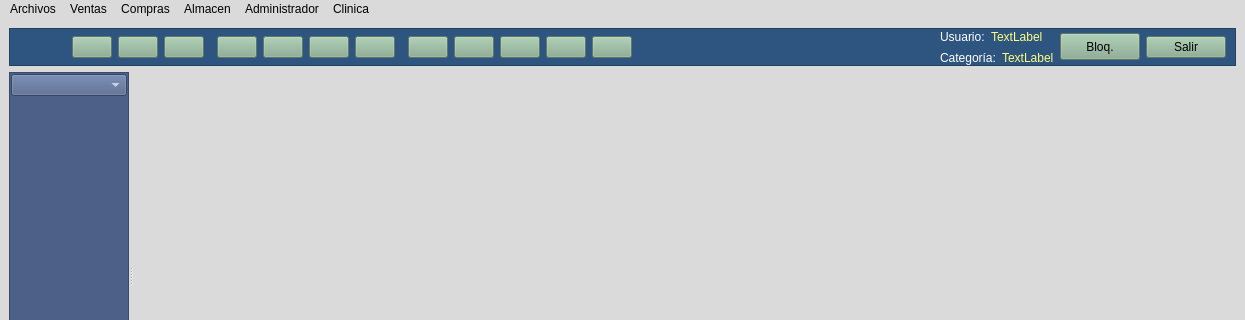
arcnexus/RedFoX, file mainwindow.ui: the form before one commit; both pictures show x 0 to 1245 and y 0 to 320 of the 1245 by 487 pixel window.
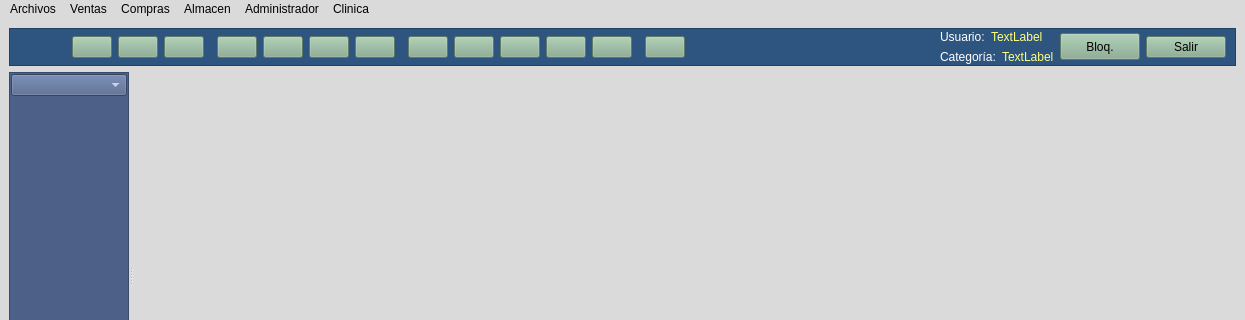
The form after the commit. Icons and pictures are not drawn.

```diff
--- a/mainwindow.ui
+++ b/mainwindow.ui
@@ -49,8 +49,8 @@
    <set>QMainWindow::AllowTabbedDocks|QMainWindow::ForceTabbedDocks</set>
   </property>
   <widget class="QWidget" name="centralwidget">
-   <layout class="QVBoxLayout" name="verticalLayout_2">
-    <item>
+   <layout class="QGridLayout" name="gridLayout">
+    <item row="0" column="0">
      <widget class="QFrame" name="frameusuario">
       <property name="minimumSize">
        <size>
@@ -165,81 +165,13 @@
       <property name="frameShadow">
        <enum>QFrame::Plain</enum>
       </property>
-      <layout class="QGridLayout" name="gridLayout">
+      <layout class="QGridLayout" name="gridLayout_2">
        <property name="topMargin">
-        <number>0</number>
+        <number>1</number>
        </property>
        <property name="bottomMargin">
-        <number>0</number>
+        <number>1</number>
        </property>
-       <item row="0" column="13" rowspan="4">
-        <widget class="QPushButton" name="btn_barra_alb_cliente">
-         <property name="toolTip">
-          <string>albaranes a clientes</string>
-         </property>
-         <property name="autoFillBackground">
-          <bool>false</bool>
-         </property>
-         <property name="styleSheet">
-          <string notr="true">background-color: rgb(133, 170, 142);</string>
-         </property>
-         <property name="text">
-          <string/>
-         </property>
-         <property name="icon">
-          <iconset resource="maya.qrc">
-           <normaloff>:/Icons/PNG/albaran.png</normaloff>:/Icons/PNG/albaran.png</iconset>
-         </property>
-         <property name="iconSize">
-          <size>
-           <width>26</width>
-           <height>26</height>
-          </size>
-         </property>
-        </widget>
-       </item>
-       <item row="0" column="11" rowspan="4">
-        <widget class="QPushButton" name="btn_barra_pres_cliente">
-         <property name="toolTip">
-          <string>Gestión de presupuestos a clientes</string>
-         </property>
-         <property name="autoFillBackground">
-          <bool>false</bool>
-         </property>
-         <property name="styleSheet">
-          <string notr="true">background-color: rgb(133, 170, 142);</string>
-         </property>
-         <property name="text">
-          <string/>
-         </property>
-         <property name="icon">
-          <iconset resource="maya.qrc">
-           <normaloff>:/Icons/PNG/presupuestos.png</normaloff>:/Icons/PNG/presupuestos.png</iconset>
-         </property>
-         <property name="iconSize">
-          <size>
-           <width>26</width>
-           <height>26</height>
-          </size>
-         </property>
-        </widget>
-       </item>
-       <item row="1" column="10" rowspan="2">
-        <spacer name="horizontalSpacer_4">
-         <property name="orientation">
-          <enum>Qt::Horizontal</enum>
-         </property>
-         <property name="sizeType">
-          <enum>QSizePolicy::Fixed</enum>
-         </property>
-         <property name="sizeHint" stdset="0">
-          <size>
-           <width>7</width>
-           <height>13</height>
-          </size>
-         </property>
-        </spacer>
-       </item>
        <item row="0" column="4" rowspan="4">
         <widget class="QPushButton" name="btn_barra_articulos">
          <property name="toolTip">
@@ -266,69 +198,6 @@
          </property>
         </widget>
        </item>
-       <item row="0" column="2" rowspan="4">
-        <widget class="QPushButton" name="btn_barra_clientes">
-         <property name="toolTip">
-          <string>Gestión de Clientes/pacientes</string>
-         </property>
-         <property name="autoFillBackground">
-          <bool>false</bool>
-         </property>
-         <property name="styleSheet">
-          <string notr="true">background-color: rgb(133, 170, 142);</string>
-         </property>
-         <property name="text">
-          <string/>
-         </property>
-         <property name="icon">
-          <iconset resource="maya.qrc">
-           <normaloff>:/Icons/PNG/clientes.png</normaloff>:/Icons/PNG/clientes.png</iconset>
-         </property>
-         <property name="iconSize">
-          <size>
-           <width>26</width>
-           <height>26</height>
-          </size>
-         </property>
-        </widget>
-       </item>
-       <item row="0" column="8" rowspan="4">
-        <widget class="QPushButton" name="btn_barra_albaran_pro">
-         <property name="toolTip">
-          <string>Albaranes de proveedores</string>
-         </property>
-         <property name="autoFillBackground">
-          <bool>false</bool>
-         </property>
-         <property name="styleSheet">
-          <string notr="true">background-color: rgb(133, 170, 142);</string>
-         </property>
-         <property name="text">
-          <string/>
-         </property>
-         <property name="icon">
-          <iconset resource="maya.qrc">
-           <normaloff>:/Icons/PNG/albaran_pro.png</normaloff>:/Icons/PNG/albaran_pro.png</iconset>
-         </property>
-         <property name="iconSize">
-          <size>
-           <width>26</width>
-           <height>26</height>
-          </size>
-         </property>
-        </widget>
-       </item>
-       <item row="2" column="17" rowspan="2" colspan="2">
-        <widget class="QLabel" name="label_3">
-         <property name="styleSheet">
-          <string notr="true">color: rgb(255, 255, 255);
-font: 75 8pt &quot;Cantarell&quot;;</string>
-         </property>
-         <property name="text">
-          <string>Categoría:</string>
-         </property>
-        </widget>
-       </item>
        <item row="0" column="9" rowspan="4">
         <widget class="QPushButton" name="btn_barra_factura_pro">
          <property name="toolTip">
@@ -355,7 +224,7 @@
          </property>
         </widget>
        </item>
-       <item row="0" column="20" rowspan="4">
+       <item row="0" column="22" rowspan="4">
         <widget class="QPushButton" name="btn_bloquear">
          <property name="minimumSize">
           <size>
@@ -388,10 +257,193 @@
          </property>
         </widget>
        </item>
-       <item row="0" column="14" rowspan="4">
-        <widget class="QPushButton" name="btn_barra_fra_cliente">
+       <item row="0" column="19" rowspan="2">
+        <widget class="QLabel" name="label">
+         <property name="palette">
+          <palette>
+           <active>
+            <colorrole role="WindowText">
+             <brush brushstyle="SolidPattern">
+              <color alpha="255">
+               <red>255</red>
+               <green>255</green>
+               <blue>255</blue>
+              </color>
+             </brush>
+            </colorrole>
+            <colorrole role="Button">
+             <brush brushstyle="SolidPattern">
+              <color alpha="255">
+               <red>46</red>
+               <green>85</green>
+               <blue>127</blue>
+              </color>
+             </brush>
+            </colorrole>
+            <colorrole role="Text">
+             <brush brushstyle="SolidPattern">
+              <color alpha="255">
+               <red>255</red>
+               <green>255</green>
+               <blue>255</blue>
+              </color>
+             </brush>
+            </colorrole>
+            <colorrole role="ButtonText">
+             <brush brushstyle="SolidPattern">
+              <color alpha="255">
+               <red>255</red>
+               <green>255</green>
+               <blue>255</blue>
+              </color>
+             </brush>
+            </colorrole>
+            <colorrole role="Base">
+             <brush brushstyle="SolidPattern">
+              <color alpha="255">
+               <red>46</red>
+               <green>85</green>
+               <blue>127</blue>
+              </color>
+             </brush>
+            </colorrole>
+            <colorrole role="Window">
+             <brush brushstyle="SolidPattern">
+              <color alpha="255">
+               <red>46</red>
+               <green>85</green>
+               <blue>127</blue>
+              </color>
+             </brush>
+            </colorrole>
+           </active>
+           <inactive>
+            <colorrole role="WindowText">
+             <brush brushstyle="SolidPattern">
+              <color alpha="255">
+               <red>255</red>
+               <green>255</green>
+               <blue>255</blue>
+              </color>
+             </brush>
+            </colorrole>
+            <colorrole role="Button">
+             <brush brushstyle="SolidPattern">
+              <color alpha="255">
+               <red>46</red>
+               <green>85</green>
+               <blue>127</blue>
+              </color>
+             </brush>
+            </colorrole>
+            <colorrole role="Text">
+             <brush brushstyle="SolidPattern">
+              <color alpha="255">
+               <red>255</red>
+               <green>255</green>
+               <blue>255</blue>
+              </color>
+             </brush>
+            </colorrole>
+            <colorrole role="ButtonText">
+             <brush brushstyle="SolidPattern">
+              <color alpha="255">
+               <red>255</red>
+               <green>255</green>
+               <blue>255</blue>
+              </color>
+             </brush>
+            </colorrole>
+            <colorrole role="Base">
+             <brush brushstyle="SolidPattern">
+              <color alpha="255">
+               <red>46</red>
+               <green>85</green>
+               <blue>127</blue>
+              </color>
+             </brush>
+            </colorrole>
+            <colorrole role="Window">
+             <brush brushstyle="SolidPattern">
+              <color alpha="255">
+               <red>46</red>
+               <green>85</green>
+               <blue>127</blue>
+              </color>
+             </brush>
+            </colorrole>
+           </inactive>
+           <disabled>
+            <colorrole role="WindowText">
+             <brush brushstyle="SolidPattern">
+              <color alpha="255">
+               <red>255</red>
+               <green>255</green>
+               <blue>255</blue>
+              </color>
+             </brush>
+            </colorrole>
+            <colorrole role="Button">
+             <brush brushstyle="SolidPattern">
+              <color alpha="255">
+               <red>46</red>
+               <green>85</green>
+               <blue>127</blue>
+              </color>
+             </brush>
+            </colorrole>
+            <colorrole role="Text">
+             <brush brushstyle="SolidPattern">
+              <color alpha="255">
+               <red>255</red>
+               <green>255</green>
+               <blue>255</blue>
+              </color>
+             </brush>
+            </colorrole>
+            <colorrole role="ButtonText">
+             <brush brushstyle="SolidPattern">
+              <color alpha="255">
+               <red>255</red>
+               <green>255</green>
+               <blue>255</blue>
+              </color>
+             </brush>
+            </colorrole>
+            <colorrole role="Base">
+             <brush brushstyle="SolidPattern">
+              <color alpha="255">
+               <red>46</red>
+               <green>85</green>
+               <blue>127</blue>
+              </color>
+             </brush>
+            </colorrole>
+            <colorrole role="Window">
+             <brush brushstyle="SolidPattern">
+              <color alpha="255">
+               <red>46</red>
+               <green>85</green>
+               <blue>127</blue>
+              </color>
+             </brush>
+            </colorrole>
+           </disabled>
+          </palette>
+         </property>
+         <property name="styleSheet">
+          <string notr="true">color: rgb(255, 255, 255);
+font: 75 8pt &quot;Cantarell&quot;;</string>
+         </property>
+         <property name="text">
+          <string>Usuario:</string>
+         </property>
+        </widget>
+       </item>
+       <item row="0" column="7" rowspan="4">
+        <widget class="QPushButton" name="btn_barra_recepcion_ped_pro">
          <property name="toolTip">
-          <string>Gestión de Facturas</string>
+          <string>Recepción de pedidos</string>
          </property>
          <property name="autoFillBackground">
           <bool>false</bool>
@@ -404,7 +456,7 @@
          </property>
          <property name="icon">
           <iconset resource="maya.qrc">
-           <normaloff>:/Icons/PNG/Factura.png</normaloff>:/Icons/PNG/Factura.png</iconset>
+           <normaloff>:/Icons/PNG/recepcion_ped.png</normaloff>:/Icons/PNG/recepcion_ped.png</iconset>
          </property>
          <property name="iconSize">
           <size>
@@ -414,33 +466,198 @@
          </property>
         </widget>
        </item>
-       <item row="2" column="19" rowspan="2">
-        <widget class="QLabel" name="txtcCategoria">
+       <item row="0" column="11" rowspan="4">
+        <widget class="QPushButton" name="btn_barra_pres_cliente">
+         <property name="toolTip">
+          <string>Gestión de presupuestos a clientes</string>
+         </property>
+         <property name="autoFillBackground">
+          <bool>false</bool>
+         </property>
          <property name="styleSheet">
-          <string notr="true">font: 75 8pt &quot;Cantarell&quot;;
-color: rgb(255, 255, 127);</string>
+          <string notr="true">background-color: rgb(133, 170, 142);</string>
          </property>
          <property name="text">
-          <string>TextLabel</string>
+          <string/>
          </property>
+         <property name="icon">
+          <iconset resource="maya.qrc">
+           <normaloff>:/Icons/PNG/presupuestos.png</normaloff>:/Icons/PNG/presupuestos.png</iconset>
+         </property>
+         <property name="iconSize">
+          <size>
+           <width>26</width>
+           <height>26</height>
+          </size>
+         </property>
         </widget>
        </item>
-       <item row="1" column="5" rowspan="2">
-        <spacer name="horizontalSpacer_3">
+       <item row="1" column="18" rowspan="3">
+        <spacer name="horizontalSpacer">
          <property name="orientation">
           <enum>Qt::Horizontal</enum>
          </property>
-         <property name="sizeType">
-          <enum>QSizePolicy::Fixed</enum>
-         </property>
          <property name="sizeHint" stdset="0">
           <size>
-           <width>7</width>
-           <height>13</height>
+           <width>40</width>
+           <height>20</height>
           </size>
          </property>
         </spacer>
        </item>
+       <item row="0" column="8" rowspan="4">
+        <widget class="QPushButton" name="btn_barra_albaran_pro">
+         <property name="toolTip">
+          <string>Albaranes de proveedores</string>
+         </property>
+         <property name="autoFillBackground">
+          <bool>false</bool>
+         </property>
+         <property name="styleSheet">
+          <string notr="true">background-color: rgb(133, 170, 142);</string>
+         </property>
+         <property name="text">
+          <string/>
+         </property>
+         <property name="icon">
+          <iconset resource="maya.qrc">
+           <normaloff>:/Icons/PNG/albaran_pro.png</normaloff>:/Icons/PNG/albaran_pro.png</iconset>
+         </property>
+         <property name="iconSize">
+          <size>
+           <width>26</width>
+           <height>26</height>
+          </size>
+         </property>
+        </widget>
+       </item>
+       <item row="0" column="15" rowspan="4">
+        <widget class="QPushButton" name="btn_barra_tpv_cliente">
+         <property name="minimumSize">
+          <size>
+           <width>0</width>
+           <height>0</height>
+          </size>
+         </property>
+         <property name="toolTip">
+          <string>T.P.V</string>
+         </property>
+         <property name="autoFillBackground">
+          <bool>false</bool>
+         </property>
+         <property name="styleSheet">
+          <string notr="true">background-color: rgb(133, 170, 142);</string>
+         </property>
+         <property name="text">
+          <string/>
+         </property>
+         <property name="icon">
+          <iconset resource="maya.qrc">
+           <normaloff>:/Icons/PNG/tpv.png</normaloff>:/Icons/PNG/tpv.png</iconset>
+         </property>
+         <property name="iconSize">
+          <size>
+           <width>26</width>
+           <height>26</height>
+          </size>
+         </property>
+        </widget>
+       </item>
+       <item row="0" column="2" rowspan="4">
+        <widget class="QPushButton" name="btn_barra_clientes">
+         <property name="toolTip">
+          <string>Gestión de Clientes/pacientes</string>
+         </property>
+         <property name="autoFillBackground">
+          <bool>false</bool>
+         </property>
+         <property name="styleSheet">
+          <string notr="true">background-color: rgb(133, 170, 142);</string>
+         </property>
+         <property name="text">
+          <string/>
+         </property>
+         <property name="icon">
+          <iconset resource="maya.qrc">
+           <normaloff>:/Icons/PNG/clientes.png</normaloff>:/Icons/PNG/clientes.png</iconset>
+         </property>
+         <property name="iconSize">
+          <size>
+           <width>26</width>
+           <height>26</height>
+          </size>
+         </property>
+        </widget>
+       </item>
+       <item row="0" column="17" rowspan="4">
+        <widget class="QPushButton" name="btn_barra_asientos">
+         <property name="minimumSize">
+          <size>
+           <width>0</width>
+           <height>0</height>
+          </size>
+         </property>
+         <property name="toolTip">
+          <string>Asientos contables</string>
+         </property>
+         <property name="autoFillBackground">
+          <bool>false</bool>
+         </property>
+         <property name="styleSheet">
+          <string notr="true">background-color: rgb(133, 170, 142);</string>
+         </property>
+         <property name="text">
+          <string/>
+         </property>
+         <property name="icon">
+          <iconset resource="maya.qrc">
+           <normaloff>:/Icons/PNG/asientos.png</normaloff>:/Icons/PNG/asientos.png</iconset>
+         </property>
+         <property name="iconSize">
+          <size>
+           <width>26</width>
+           <height>26</height>
+          </size>
+         </property>
+        </widget>
+       </item>
+       <item row="0" column="20" rowspan="2" colspan="2">
+        <widget class="QLabel" name="lineUsuarioActivo">
+         <property name="styleSheet">
+          <string notr="true">font: 75 8pt &quot;Cantarell&quot;;
+color: rgb(255, 255, 127);</string>
+         </property>
+         <property name="text">
+          <string>TextLabel</string>
+         </property>
+        </widget>
+       </item>
+       <item row="0" column="13" rowspan="4">
+        <widget class="QPushButton" name="btn_barra_alb_cliente">
+         <property name="toolTip">
+          <string>albaranes a clientes</string>
+         </property>
+         <property name="autoFillBackground">
+          <bool>false</bool>
+         </property>
+         <property name="styleSheet">
+          <string notr="true">background-color: rgb(133, 170, 142);</string>
+         </property>
+         <property name="text">
+          <string/>
+         </property>
+         <property name="icon">
+          <iconset resource="maya.qrc">
+           <normaloff>:/Icons/PNG/albaran.png</normaloff>:/Icons/PNG/albaran.png</iconset>
+         </property>
+         <property name="iconSize">
+          <size>
+           <width>26</width>
+           <height>26</height>
+          </size>
+         </property>
+        </widget>
+       </item>
        <item row="0" column="3" rowspan="4">
         <widget class="QPushButton" name="btn_barra_proveedores">
          <property name="toolTip">
@@ -467,31 +684,37 @@
          </property>
         </widget>
        </item>
-       <item row="0" column="6" rowspan="4">
-        <widget class="QPushButton" name="btn_barra_ped_pro">
-         <property name="toolTip">
-          <string>Pedidos a proveedores</string>
+       <item row="0" column="1" rowspan="2">
+        <spacer name="horizontalSpacer_2">
+         <property name="orientation">
+          <enum>Qt::Horizontal</enum>
          </property>
-         <property name="autoFillBackground">
-          <bool>false</bool>
+         <property name="sizeType">
+          <enum>QSizePolicy::Minimum</enum>
          </property>
-         <property name="styleSheet">
-          <string notr="true">background-color: rgb(133, 170, 142);</string>
+         <property name="sizeHint" stdset="0">
+          <size>
+           <width>40</width>
+           <height>20</height>
+          </size>
          </property>
-         <property name="text">
-          <string/>
+        </spacer>
+       </item>
+       <item row="0" column="16" rowspan="3">
+        <spacer name="horizontalSpacer_5">
+         <property name="orientation">
+          <enum>Qt::Horizontal</enum>
          </property>
-         <property name="icon">
-          <iconset resource="maya.qrc">
-           <normaloff>:/Icons/PNG/pedido_pro.png</normaloff>:/Icons/PNG/pedido_pro.png</iconset>
+         <property name="sizeType">
+          <enum>QSizePolicy::Fixed</enum>
          </property>
-         <property name="iconSize">
+         <property name="sizeHint" stdset="0">
           <size>
-           <width>26</width>
-           <height>26</height>
+           <width>7</width>
+           <height>13</height>
           </size>
          </property>
-        </widget>
+        </spacer>
        </item>
        <item row="0" column="0" rowspan="4">
         <widget class="QLabel" name="label_5">
@@ -512,78 +735,7 @@
          </property>
         </widget>
        </item>
-       <item row="1" column="16" rowspan="2">
-        <spacer name="horizontalSpacer">
-         <property name="orientation">
-          <enum>Qt::Horizontal</enum>
-         </property>
-         <property name="sizeHint" stdset="0">
-          <size>
-           <width>40</width>
-           <height>20</height>
-          </size>
-         </property>
-        </spacer>
-       </item>
-       <item row="0" column="15" rowspan="4">
-        <widget class="QPushButton" name="btn_barra_tpv_cliente">
-         <property name="minimumSize">
-          <size>
-           <width>0</width>
-           <height>0</height>
-          </size>
-         </property>
-         <property name="toolTip">
-          <string>T.P.V</string>
-         </property>
-         <property name="autoFillBackground">
-          <bool>false</bool>
-         </property>
-         <property name="styleSheet">
-          <string notr="true">background-color: rgb(133, 170, 142);</string>
-         </property>
-         <property name="text">
-          <string/>
-         </property>
-         <property name="icon">
-          <iconset resource="maya.qrc">
-           <normaloff>:/Icons/PNG/tpv.png</normaloff>:/Icons/PNG/tpv.png</iconset>
-         </property>
-         <property name="iconSize">
-          <size>
-           <width>26</width>
-           <height>26</height>
-          </size>
-         </property>
-        </widget>
-       </item>
-       <item row="0" column="12" rowspan="4">
-        <widget class="QPushButton" name="btn_barra_ped_cliente">
-         <property name="toolTip">
-          <string>Pedidos de clientes</string>
-         </property>
-         <property name="autoFillBackground">
-          <bool>false</bool>
-         </property>
-         <property name="styleSheet">
-          <string notr="true">background-color: rgb(133, 170, 142);</string>
-         </property>
-         <property name="text">
-          <string/>
-         </property>
-         <property name="icon">
-          <iconset resource="maya.qrc">
-           <normaloff>:/Icons/PNG/pedidos_cli.png</normaloff>:/Icons/PNG/pedidos_cli.png</iconset>
-         </property>
-         <property name="iconSize">
-          <size>
-           <width>26</width>
-           <height>26</height>
-          </size>
-         </property>
-        </widget>
-       </item>
-       <item row="0" column="21" rowspan="4">
+       <item row="0" column="23" rowspan="4">
         <widget class="QPushButton" name="btn_salir">
          <property name="toolTip">
           <string>Salir de Maya</string>
@@ -613,8 +765,35 @@
          </property>
         </widget>
        </item>
-       <item row="0" column="18" rowspan="2" colspan="2">
-        <widget class="QLabel" name="lineUsuarioActivo">
+       <item row="2" column="19" rowspan="2" colspan="2">
+        <widget class="QLabel" name="label_3">
+         <property name="styleSheet">
+          <string notr="true">color: rgb(255, 255, 255);
+font: 75 8pt &quot;Cantarell&quot;;</string>
+         </property>
+         <property name="text">
+          <string>Categoría:</string>
+         </property>
+        </widget>
+       </item>
+       <item row="0" column="10">
+        <spacer name="horizontalSpacer_4">
+         <property name="orientation">
+          <enum>Qt::Horizontal</enum>
+         </property>
+         <property name="sizeType">
+          <enum>QSizePolicy::Fixed</enum>
+         </property>
+         <property name="sizeHint" stdset="0">
+          <size>
+           <width>7</width>
+           <height>13</height>
+          </size>
+         </property>
+        </spacer>
+       </item>
+       <item row="2" column="21" rowspan="2">
+        <widget class="QLabel" name="txtcCategoria">
          <property name="styleSheet">
           <string notr="true">font: 75 8pt &quot;Cantarell&quot;;
 color: rgb(255, 255, 127);</string>
@@ -624,10 +803,10 @@
          </property>
         </widget>
        </item>
-       <item row="0" column="7" rowspan="4">
-        <widget class="QPushButton" name="btn_barra_recepcion_ped_pro">
+       <item row="0" column="12" rowspan="4">
+        <widget class="QPushButton" name="btn_barra_ped_cliente">
          <property name="toolTip">
-          <string>Recepción de pedidos</string>
+          <string>Pedidos de clientes</string>
          </property>
          <property name="autoFillBackground">
           <bool>false</bool>
@@ -640,7 +819,7 @@
          </property>
          <property name="icon">
           <iconset resource="maya.qrc">
-           <normaloff>:/Icons/PNG/recepcion_ped.png</normaloff>:/Icons/PNG/recepcion_ped.png</iconset>
+           <normaloff>:/Icons/PNG/pedidos_cli.png</normaloff>:/Icons/PNG/pedidos_cli.png</iconset>
          </property>
          <property name="iconSize">
           <size>
@@ -650,201 +829,70 @@
          </property>
         </widget>
        </item>
-       <item row="0" column="17" rowspan="2">
-        <widget class="QLabel" name="label">
-         <property name="palette">
-          <palette>
-           <active>
-            <colorrole role="WindowText">
-             <brush brushstyle="SolidPattern">
-              <color alpha="255">
-               <red>255</red>
-               <green>255</green>
-               <blue>255</blue>
-              </color>
-             </brush>
-            </colorrole>
-            <colorrole role="Button">
-             <brush brushstyle="SolidPattern">
-              <color alpha="255">
-               <red>46</red>
-               <green>85</green>
-               <blue>127</blue>
-              </color>
-             </brush>
-            </colorrole>
-            <colorrole role="Text">
-             <brush brushstyle="SolidPattern">
-              <color alpha="255">
-               <red>255</red>
-               <green>255</green>
-               <blue>255</blue>
-              </color>
-             </brush>
-            </colorrole>
-            <colorrole role="ButtonText">
-             <brush brushstyle="SolidPattern">
-              <color alpha="255">
-               <red>255</red>
-               <green>255</green>
-               <blue>255</blue>
-              </color>
-             </brush>
-            </colorrole>
-            <colorrole role="Base">
-             <brush brushstyle="SolidPattern">
-              <color alpha="255">
-               <red>46</red>
-               <green>85</green>
-               <blue>127</blue>
-              </color>
-             </brush>
-            </colorrole>
-            <colorrole role="Window">
-             <brush brushstyle="SolidPattern">
-              <color alpha="255">
-               <red>46</red>
-               <green>85</green>
-               <blue>127</blue>
-              </color>
-             </brush>
-            </colorrole>
-           </active>
-           <inactive>
-            <colorrole role="WindowText">
-             <brush brushstyle="SolidPattern">
-              <color alpha="255">
-               <red>255</red>
-               <green>255</green>
-               <blue>255</blue>
-              </color>
-             </brush>
-            </colorrole>
-            <colorrole role="Button">
-             <brush brushstyle="SolidPattern">
-              <color alpha="255">
-               <red>46</red>
-               <green>85</green>
-               <blue>127</blue>
-              </color>
-             </brush>
-            </colorrole>
-            <colorrole role="Text">
-             <brush brushstyle="SolidPattern">
-              <color alpha="255">
-               <red>255</red>
-               <green>255</green>
-               <blue>255</blue>
-              </color>
-             </brush>
-            </colorrole>
-            <colorrole role="ButtonText">
-             <brush brushstyle="SolidPattern">
-              <color alpha="255">
-               <red>255</red>
-               <green>255</green>
-               <blue>255</blue>
-              </color>
-             </brush>
-            </colorrole>
-            <colorrole role="Base">
-             <brush brushstyle="SolidPattern">
-              <color alpha="255">
-               <red>46</red>
-               <green>85</green>
-               <blue>127</blue>
-              </color>
-             </brush>
-            </colorrole>
-            <colorrole role="Window">
-             <brush brushstyle="SolidPattern">
-              <color alpha="255">
-               <red>46</red>
-               <green>85</green>
-               <blue>127</blue>
-              </color>
-             </brush>
-            </colorrole>
-           </inactive>
-           <disabled>
-            <colorrole role="WindowText">
-             <brush brushstyle="SolidPattern">
-              <color alpha="255">
-               <red>255</red>
-               <green>255</green>
-               <blue>255</blue>
-              </color>
-             </brush>
-            </colorrole>
-            <colorrole role="Button">
-             <brush brushstyle="SolidPattern">
-              <color alpha="255">
-               <red>46</red>
-               <green>85</green>
-               <blue>127</blue>
-              </color>
-             </brush>
-            </colorrole>
-            <colorrole role="Text">
-             <brush brushstyle="SolidPattern">
-              <color alpha="255">
-               <red>255</red>
-               <green>255</green>
-               <blue>255</blue>
-              </color>
-             </brush>
-            </colorrole>
-            <colorrole role="ButtonText">
-             <brush brushstyle="SolidPattern">
-              <color alpha="255">
-               <red>255</red>
-               <green>255</green>
-               <blue>255</blue>
-              </color>
-             </brush>
-            </colorrole>
-            <colorrole role="Base">
-             <brush brushstyle="SolidPattern">
-              <color alpha="255">
-               <red>46</red>
-               <green>85</green>
-               <blue>127</blue>
-              </color>
-             </brush>
-            </colorrole>
-            <colorrole role="Window">
-             <brush brushstyle="SolidPattern">
-              <color alpha="255">
-               <red>46</red>
-               <green>85</green>
-               <blue>127</blue>
-              </color>
-             </brush>
-            </colorrole>
-           </disabled>
-          </palette>
+       <item row="0" column="14" rowspan="4">
+        <widget class="QPushButton" name="btn_barra_fra_cliente">
+         <property name="toolTip">
+          <string>Gestión de Facturas</string>
          </property>
+         <property name="autoFillBackground">
+          <bool>false</bool>
+         </property>
          <property name="styleSheet">
-          <string notr="true">color: rgb(255, 255, 255);
-font: 75 8pt &quot;Cantarell&quot;;</string>
+          <string notr="true">background-color: rgb(133, 170, 142);</string>
          </property>
          <property name="text">
-          <string>Usuario:</string>
+          <string/>
          </property>
+         <property name="icon">
+          <iconset resource="maya.qrc">
+           <normaloff>:/Icons/PNG/Factura.png</normaloff>:/Icons/PNG/Factura.png</iconset>
+         </property>
+         <property name="iconSize">
+          <size>
+           <width>26</width>
+           <height>26</height>
+          </size>
+         </property>
         </widget>
        </item>
-       <item row="0" column="1">
-        <spacer name="horizontalSpacer_2">
+       <item row="0" column="6" rowspan="4">
+        <widget class="QPushButton" name="btn_barra_ped_pro">
+         <property name="toolTip">
+          <string>Pedidos a proveedores</string>
+         </property>
+         <property name="autoFillBackground">
+          <bool>false</bool>
+         </property>
+         <property name="styleSheet">
+          <string notr="true">background-color: rgb(133, 170, 142);</string>
+         </property>
+         <property name="text">
+          <string/>
+         </property>
+         <property name="icon">
+          <iconset resource="maya.qrc">
+           <normaloff>:/Icons/PNG/pedido_pro.png</normaloff>:/Icons/PNG/pedido_pro.png</iconset>
+         </property>
+         <property name="iconSize">
+          <size>
+           <width>26</width>
+           <height>26</height>
+          </size>
+         </property>
+        </widget>
+       </item>
+       <item row="1" column="5">
+        <spacer name="horizontalSpacer_3">
          <property name="orientation">
           <enum>Qt::Horizontal</enum>
          </property>
          <property name="sizeType">
-          <enum>QSizePolicy::Minimum</enum>
+          <enum>QSizePolicy::Fixed</enum>
          </property>
          <property name="sizeHint" stdset="0">
           <size>
-           <width>40</width>
-           <height>20</height>
+           <width>7</width>
+           <height>13</height>
           </size>
          </property>
         </spacer>
@@ -852,7 +900,7 @@
       </layout>
      </widget>
     </item>
-    <item>
+    <item row="1" column="0">
      <widget class="QSplitter" name="splitter">
       <property name="orientation">
        <enum>Qt::Horizontal</enum>
@@ -952,7 +1000,9 @@
         <number>1</number>
        </property>
        <widget class="QWidget" name="page"/>
-       <widget class="QWidget" name="page_2"/>
+       <widget class="QWidget" name="page_2">
+        <zorder>frameusuario</zorder>
+       </widget>
       </widget>
      </widget>
     </item>
@@ -964,7 +1014,7 @@
      <x>0</x>
      <y>0</y>
      <width>1245</width>
-     <height>21</height>
+     <height>19</height>
     </rect>
    </property>
    <property name="defaultUp">
```
